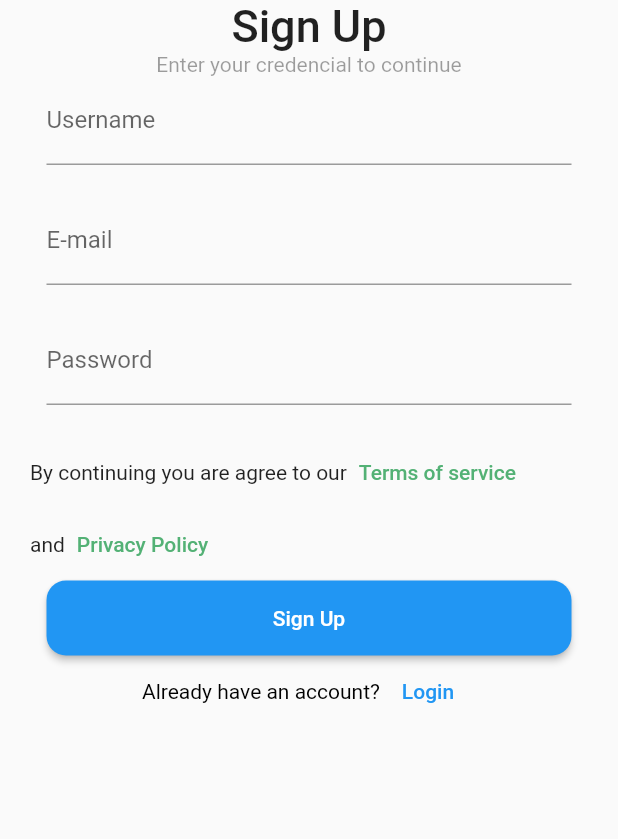
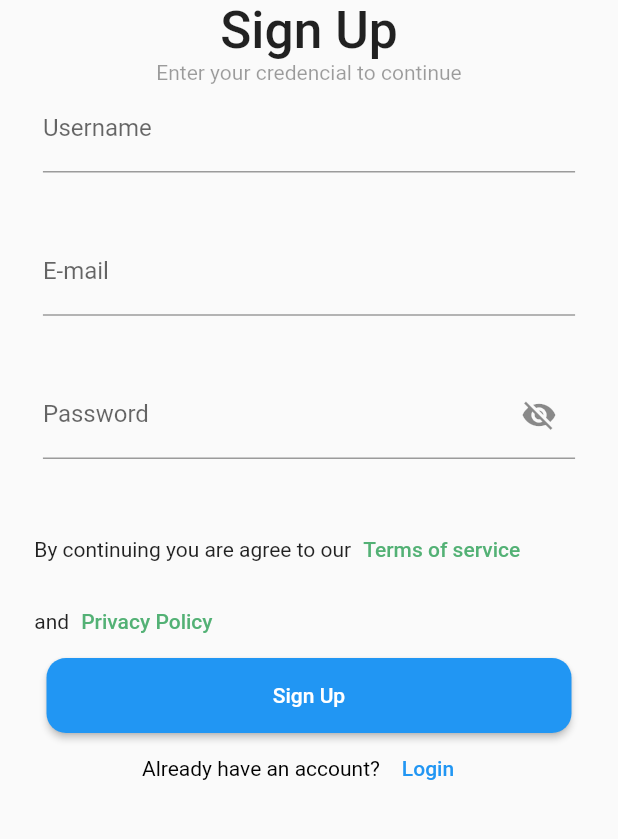
Before and after one commit to Badhon100/nectae, a Flutter app: the screen it shows after launch, after a tap on "Get started", after a tap on "SignUp", on a phone screen of 412 x 824 dp, the part 309-1148 px from its top. Run offline on Flutter 3.47's test engine with Material 2 defaults, Android fonts, the phone set to English and light mode, and no system bars; our stand-ins replace flutter_screenutil.

Commit message:
password visibity button added

```diff
--- a/lib/main.dart
+++ b/lib/main.dart
@@ -1,5 +1,6 @@
 import 'package:flutter/material.dart';
 import 'package:nectar/screens/splash_screen.dart';
+import 'package:flutter_screenutil/flutter_screenutil.dart';
 
 void main() {
   runApp(const MyApp());
@@ -11,13 +12,19 @@ class MyApp extends StatelessWidget {
   // This widget is the root of your application.
   @override
   Widget build(BuildContext context) {
-    return MaterialApp(
+    return ScreenUtilInit(
+      designSize: const Size(360, 690),
+      minTextAdapt: true,
+      splitScreenMode: true,
+      builder:(() =>  MaterialApp(
         title: 'Flutter Demo',
         theme: ThemeData(
           primarySwatch: Colors.blue,
         ),
         debugShowCheckedModeBanner: false,
         home: const SplasfScreen(),
+      )
+      )
     );
   }
 }
--- a/lib/screens/login_screen.dart
+++ b/lib/screens/login_screen.dart
@@ -1,6 +1,7 @@
 // ignore_for_file: prefer_const_literals_to_create_immutables
 
 import 'package:flutter/material.dart';
+import 'package:flutter_screenutil/flutter_screenutil.dart';
 import 'package:nectar/screens/sign_up._screen.dart';
 import 'package:nectar/screens/widgets/custom_button.dart';
 import 'package:nectar/screens/widgets/custom_textfield.dart';
@@ -17,6 +18,11 @@ class _LoginScreenState extends State<LoginScreen> {
 
   // ignore: prefer_typing_uninitialized_variables
   var currentFocus;
+
+  bool iconStatus = false;
+
+
+
   @override
   Widget build(BuildContext context) {
     return GestureDetector(
@@ -49,6 +55,8 @@ class _LoginScreenState extends State<LoginScreen> {
                 ),
                 Expanded(
                   flex: 6,
+                  child: Padding(
+                    padding: EdgeInsets.symmetric(horizontal: 25.w),
                     child: Container(
                       alignment: Alignment.topLeft,
                       child: Column(
@@ -56,10 +64,10 @@ class _LoginScreenState extends State<LoginScreen> {
                           Column(
                             crossAxisAlignment: CrossAxisAlignment.center,
                             children: [
-                            const Text(
+                             Text(
                             "Login",
                             style: TextStyle(
-                            fontSize: 30,
+                              fontSize: 30.sp,
                               fontWeight: FontWeight.w500
                             ),
                           ),
@@ -73,18 +81,28 @@ class _LoginScreenState extends State<LoginScreen> {
                           ),
 
                           SizedBox(
-                          height: 80,
-                          width: 350,
+                            height: 80.h,
+                            width: 350.w,
                             child: CustomTextField(
                               obscureText: false,
-                            text: "E-mail")
+                              text: "E-mail",
+                            )
                           ),
                           SizedBox(
-                          height: 80,
-                          width: 350,
+                            height: 80.h,
+                            width: 350.w,
                             child: CustomTextField(
-                            obscureText: true,
-                            text: "Password")
+                              obscureText: (iconStatus == false)?true:false,
+                              text: "Password",
+                              suffixIcon: IconButton(
+                                icon: (iconStatus == false)?const Icon(Icons.visibility_off): const Icon(Icons.visibility),
+                                onPressed: (){
+                                  setState(() {
+                                    iconStatus = !iconStatus;
+                                  });
+                                },
+                              )
+                            )
                           ),
                           Container(
                             alignment: Alignment.bottomRight,
@@ -108,6 +126,7 @@ class _LoginScreenState extends State<LoginScreen> {
                         ),
                         ],
                       ),
+                    ),
                   )
                 )
               ],
--- a/lib/screens/sign_up._screen.dart
+++ b/lib/screens/sign_up._screen.dart
@@ -1,6 +1,7 @@
 // ignore_for_file: prefer_const_literals_to_create_immutables
 
 import 'package:flutter/material.dart';
+import 'package:flutter_screenutil/flutter_screenutil.dart';
 import 'package:nectar/screens/login_screen.dart';
 import 'package:nectar/screens/widgets/custom_button.dart';
 import 'package:nectar/screens/widgets/custom_textfield.dart';
@@ -19,6 +20,7 @@ TextEditingController? userName = TextEditingController();
  TextEditingController password = TextEditingController();
   // ignore: prefer_typing_uninitialized_variables
   var currentFocus;
+  bool iconStatus = false;
   @override
   Widget build(BuildContext context) {
 
@@ -61,10 +63,10 @@ TextEditingController? userName = TextEditingController();
                         Column(
                           crossAxisAlignment: CrossAxisAlignment.center,
                           children: [
-                            const Text(
+                           Text(
                           "Sign Up",
                           style: TextStyle(
-                            fontSize: 30,
+                            fontSize: 30.sp,
                             fontWeight: FontWeight.w500
                           ),
                         ),
@@ -77,35 +79,51 @@ TextEditingController? userName = TextEditingController();
                           ],
                         ),
 
-                        SizedBox(
-                          height: 80,
-                          width: 350,
+                        Padding(
+                          padding: EdgeInsets.symmetric(horizontal: 25.w),
+                          child: SizedBox(
+                            height: 80.h,
+                            width: 350.w,
                             child: CustomTextField(
                               obscureText: false,
                               text: "Username",
                               controller: userName,),
 
                           ),
-                        SizedBox(
-                          height: 80,
-                          width: 350,
+                        ),
+                        Padding(
+                          padding: EdgeInsets.symmetric(horizontal: 25.w),
+                          child: SizedBox(
+                            height: 80.h,
+                            width: 350.w,
                             child: CustomTextField(
                               obscureText: false,
                               text: "E-mail",
                               controller: email,
                               )
                           ),
-                        SizedBox(
-                          height: 80,
-                          width: 350,
+                        ),
+                        Padding(
+                          padding: EdgeInsets.symmetric(horizontal: 25.w),
+                          child: SizedBox(
+                            height: 80.h,
+                            width: 350.w,
                             child: CustomTextField(
-                            obscureText: true,
+                              obscureText: (iconStatus == false)?true:false,
                               text: "Password",
-                            controller: password,
+                              suffixIcon: IconButton(
+                                icon: (iconStatus == false)?const Icon(Icons.visibility_off): const Icon(Icons.visibility),
+                                onPressed: (){
+                                  setState(() {
+                                    iconStatus = !iconStatus;
+                                  });
+                                },
+                              )
                             )
                           ),
+                        ),
                         Padding(
-                          padding: const EdgeInsets.only(left: 20),
+                          padding:  EdgeInsets.only(left: 20.w),
                           child: Wrap(
                             spacing: 5,
                             children: [
--- a/lib/screens/widgets/custom_textfield.dart
+++ b/lib/screens/widgets/custom_textfield.dart
@@ -6,12 +6,12 @@ class CustomTextField extends StatelessWidget {
   String text;
   bool obscureText = false;
   TextEditingController? controller;
-
+  IconButton? suffixIcon;
   CustomTextField({ Key? key,
   required this.obscureText,
   required this.text,
   this.controller,
-
+  this. suffixIcon,
   }) : super(key: key);
 
   @override
@@ -19,10 +19,11 @@ class CustomTextField extends StatelessWidget {
     return TextField(
       decoration: InputDecoration(
         label: Text(text),
-
+        suffixIcon: suffixIcon
       ),
       obscureText: obscureText,
       controller: controller,
+
     );
   }
 }
--- a/pubspec.yaml
+++ b/pubspec.yaml
@@ -34,6 +34,11 @@ dependencies:
   # The following adds the Cupertino Icons font to your application.
   # Use with the CupertinoIcons class for iOS style icons.
   cupertino_icons: ^1.0.2
+  firebase_core: ^1.13.1
+  firebase_auth: ^3.3.11
+  cloud_firestore: ^3.1.10
+  firebase_database: ^9.0.8
+  flutter_screenutil: ^5.3.1
 
 dev_dependencies:
   flutter_test:
```
Also changed, not shown: pubspec.lock. Lines whose indentation alone changed are shown as unchanged.
